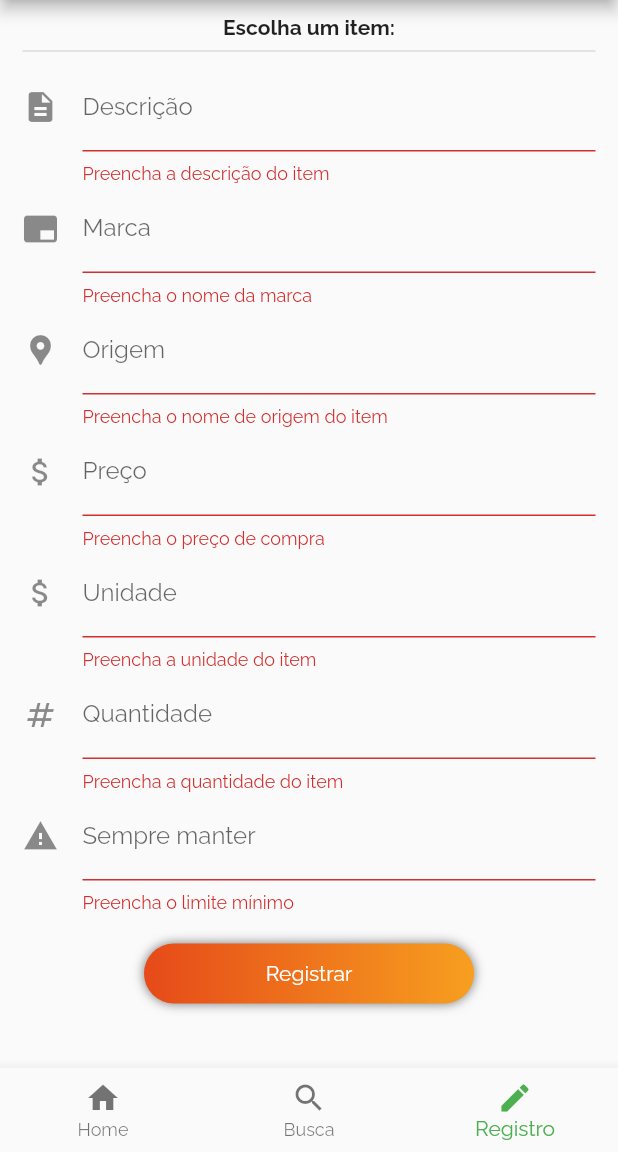
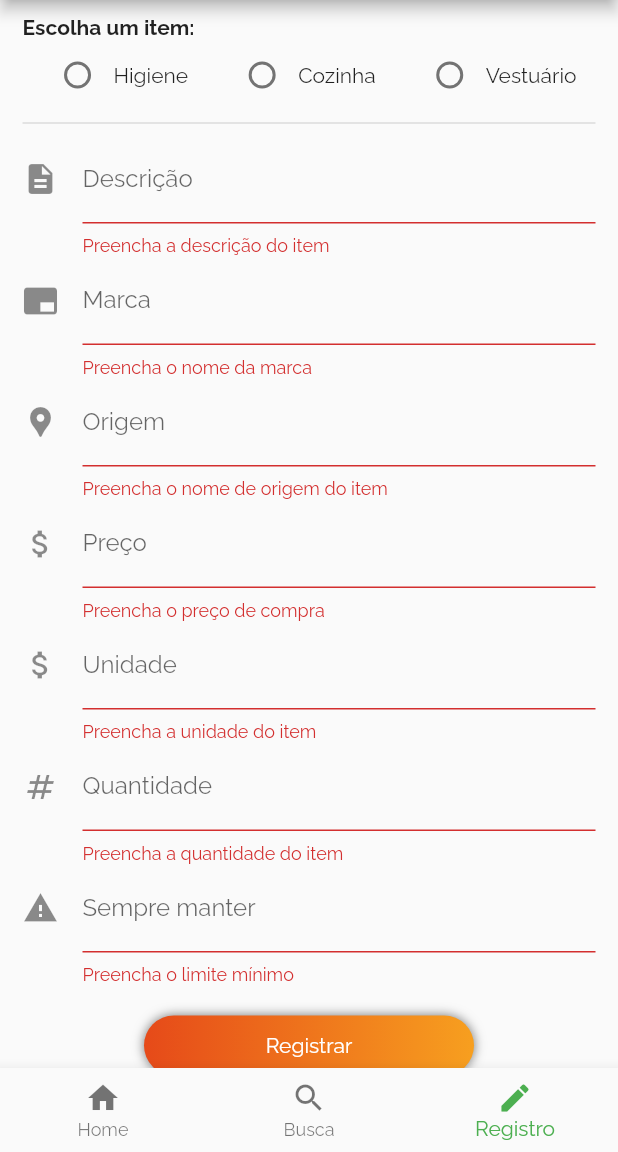
Before and after one commit to vichShir/ft-si700-homestoquer, a Flutter app: the screen it shows after launch, item 3 of the bottom bar chosen, after a tap on "Registrar", on a phone screen of 412 x 824 dp, the part 84-1236 px from its top. Run offline on Flutter 3.47's test engine with Material 2 defaults, Android fonts, the phone set to English and light mode, and no system bars; our stand-ins replace dio, flutter_bloc; network calls fail.

Commit message:
Implementado envio de dados no Firebase com BLOC

```diff
--- /dev/null
+++ b/atividades/atividade03/lib/bloc/form_bloc.dart
@@ -0,0 +1,25 @@
+import 'package:flutter_bloc/flutter_bloc.dart';
+
+class RadioBloc extends Bloc<int, int> {
+  RadioBloc() : super(-1) {
+    on<int>((event, emit) {
+      emit(event);
+    });
+  }
+}
+
+class CheckBoxBloc extends Bloc<bool, bool> {
+  CheckBoxBloc() : super(false) {
+    on<bool>((event, emit) {
+      emit(event);
+    });
+  }
+}
+
+class DateBloc extends Bloc<DateTime, DateTime> {
+  DateBloc() : super(DateTime.now()) {
+    on<DateTime>((event, emit) {
+      emit(event);
+    });
+  }
+}
--- a/atividades/atividade03/lib/bloc/manage_event.dart
+++ b/atividades/atividade03/lib/bloc/manage_event.dart
@@ -3,19 +3,19 @@ import '../model/item.dart';
 abstract class ManageEvent {}
 
 class SubmitEvent extends ManageEvent {
-  Item note;
-  SubmitEvent({required this.note});
+  Item item;
+  SubmitEvent({required this.item});
 }
 
 class DeleteEvent extends ManageEvent {
-  String noteId;
-  DeleteEvent({required this.noteId});
+  String itemId;
+  DeleteEvent({required this.itemId});
 }
 
 class UpdateRequest extends ManageEvent {
-  String noteId;
-  Item previousNote;
-  UpdateRequest({required this.noteId, required this.previousNote});
+  String itemId;
+  Item previousItem;
+  UpdateRequest({required this.itemId, required this.previousItem});
 }
 
 class UpdateCancel extends ManageEvent {}
--- a/atividades/atividade03/lib/bloc/manage_state.dart
+++ b/atividades/atividade03/lib/bloc/manage_state.dart
@@ -5,7 +5,7 @@ abstract class ManageState {}
 class InsertState extends ManageState {}
 
 class UpdateState extends ManageState {
-  String noteId;
-  Item previousNote;
-  UpdateState({required this.noteId, required this.previousNote});
+  String itemId;
+  Item previousItem;
+  UpdateState({required this.itemId, required this.previousItem});
 }
--- a/atividades/atividade03/lib/bloc/monitor_bloc.dart
+++ b/atividades/atividade03/lib/bloc/monitor_bloc.dart
@@ -6,12 +6,12 @@ import 'monitor_event.dart';
 import 'monitor_state.dart';
 
 class MonitorBloc extends Bloc<MonitorEvent, MonitorState> {
-  ItemCollection noteCollection = ItemCollection();
+  ItemCollection itemCollection = ItemCollection();
 
-  MonitorBloc() : super(MonitorState(noteCollection: ItemCollection())) {
+  MonitorBloc() : super(MonitorState(itemCollection: ItemCollection())) {
     on<AskNewList>((event, emit) async {
-      noteCollection = await RestServer.helper.getNoteList();
-      emit(MonitorState(noteCollection: noteCollection));
+      itemCollection = await RestServer.helper.getItemList();
+      emit(MonitorState(itemCollection: itemCollection));
     });
 
     add(AskNewList());
--- a/atividades/atividade03/lib/bloc/monitor_state.dart
+++ b/atividades/atividade03/lib/bloc/monitor_state.dart
@@ -1,6 +1,6 @@
 import '../model/itens.dart';
 
 class MonitorState {
-  ItemCollection noteCollection;
-  MonitorState({required this.noteCollection});
+  ItemCollection itemCollection;
+  MonitorState({required this.itemCollection});
 }
--- a/atividades/atividade03/lib/main.dart
+++ b/atividades/atividade03/lib/main.dart
@@ -7,6 +7,7 @@ import 'package:si700_estoque/view/third_screen.dart';
 
 import 'bloc/manage_bloc.dart';
 import 'bloc/monitor_bloc.dart';
+import 'bloc/form_bloc.dart';
 
 /// Nome: Victor Yukio Shirasuna
 /// RA: 245155
@@ -71,6 +72,9 @@ class _MyHomePageState extends State<MyHomePage> {
         providers: [
           BlocProvider(create: (_) => ManageBloc()),
           BlocProvider(create: (_) => MonitorBloc()),
+          BlocProvider(create: (_) => RadioBloc()),
+          BlocProvider(create: (_) => CheckBoxBloc()),
+          BlocProvider(create: (_) => DateBloc()),
         ],
         child: IndexedStack(
           index: _currentScreen,
--- a/atividades/atividade03/lib/model/item.dart
+++ b/atividades/atividade03/lib/model/item.dart
@@ -1,4 +1,6 @@
-class Item {
+import 'package:intl/intl.dart';
+
+abstract class Item {
   String _descricao = "";
   String _marca = "";
   String _origem = "";
@@ -118,6 +120,14 @@ class Higiene extends Item {
     _funcao = map["funcao"];
   }
 
+  String get funcao => _funcao;
+
+  set funcao(String newFuncao) {
+    if (newFuncao.isNotEmpty) {
+      _funcao = newFuncao;
+    }
+  }
+
   @override
   toMap() {
     var map = Map<String, dynamic>();
@@ -154,6 +164,26 @@ class Vestuario extends Item {
     _importado = map["importado"];
   }
 
+  String get tecido => _tecido;
+  String get cor => _cor;
+  bool get importado => _importado;
+
+  set tecido(String newTecido) {
+    if (newTecido.isNotEmpty) {
+      _tecido = newTecido;
+    }
+  }
+
+  set cor(String newCor) {
+    if (newCor.isNotEmpty) {
+      _cor = newCor;
+    }
+  }
+
+  set importado(bool newImportado) {
+    _importado = newImportado;
+  }
+
   @override
   toMap() {
     var map = Map<String, dynamic>();
@@ -173,6 +203,7 @@ class Vestuario extends Item {
 
 class Cozinha extends Item {
   // Atributos
+  String _categoria = "";
   DateTime _vencimento = DateTime.now().add(const Duration(days: 7));
   bool _precisaRefrigeracao = false;
 
@@ -186,13 +217,35 @@ class Cozinha extends Item {
     _unidade = map["unidade"];
     _quantidade = map["quantidade"];
     _minQuantidade = map["minQuantidade"];
-    _vencimento = map["vencimento"];
+    _categoria = map["categoria"];
+    _vencimento = DateTime.parse(map["vencimento"]);
     _precisaRefrigeracao = map["precisaRefrigeracao"];
+  }
+
+  String get categoria => _categoria;
+  DateTime get vencimento => _vencimento;
+  bool get precisaRefrigeracao => _precisaRefrigeracao;
+
+  set categoria(String newCategoria) {
+    if (newCategoria.isNotEmpty) {
+      _categoria = newCategoria;
+    }
+  }
+
+  set vencimento(DateTime newVencimento) {
+    _vencimento = newVencimento;
+  }
+
+  set precisaRefrigeracao(bool newRefrigeracao) {
+    _precisaRefrigeracao = newRefrigeracao;
   }
 
   @override
   toMap() {
     var map = Map<String, dynamic>();
+    final DateFormat formatter = DateFormat('yyyy-MM-dd');
+    final String formatted = formatter.format(_vencimento);
+
     map["descricao"] = _descricao;
     map["marca"] = _marca;
     map["origem"] = _origem;
@@ -200,7 +253,8 @@ class Cozinha extends Item {
     map["unidade"] = _unidade;
     map["quantidade"] = _quantidade;
     map["minQuantidade"] = _minQuantidade;
-    map['vencimento'] = _vencimento;
+    map['categoria'] = _categoria;
+    map['vencimento'] = formatted;
     map['precisaRefrigeracao'] = _precisaRefrigeracao;
     return map;
   }
--- a/atividades/atividade03/lib/provider/rest_provider_no_sync.dart
+++ b/atividades/atividade03/lib/provider/rest_provider_no_sync.dart
@@ -16,40 +16,51 @@ class RestServer {
   String prefixUrl = "https://si7001s2022-b1472-default-rtdb.firebaseio.com";
   String suffixUrl = "/.json";
 
-  Future<Item> getItem(noteId) async {
-    Response response = await _dio.get(prefixUrl + noteId + suffixUrl);
-    return Item.fromMap(response.data);
+  Future<Item> getItem(itemId) async {
+    Response response = await _dio.get(prefixUrl + itemId + suffixUrl);
+    //return Item.fromMap(response.data);
+    return Higiene();
   }
 
-  Future<void> insertNote(Item note) async {
+  Future<void> insertItem(Item item) async {
     Response response = await _dio.post(
       prefixUrl + suffixUrl,
-      data: note.toMap(),
+      data: item.toMap(),
     );
     //return 42;
   }
 
-  Future<int> updateNote(noteId, Item note) async {
+  Future<int> updateItem(itemId, Item item) async {
     Response response = await _dio.put(
-      prefixUrl + "/" + noteId + suffixUrl,
-      data: note.toMap(),
+      prefixUrl + "/" + itemId + suffixUrl,
+      data: item.toMap(),
     );
     return 42;
   }
 
-  Future<int> deleteNote(noteId) async {
-    Response response = await _dio.delete(prefixUrl + "/" + noteId + suffixUrl);
+  Future<int> deleteItem(itemId) async {
+    Response response = await _dio.delete(prefixUrl + "/" + itemId + suffixUrl);
     return 42;
   }
 
-  Future<ItemCollection> getNoteList() async {
+  Future<ItemCollection> getItemList() async {
     Response response = await _dio.get(prefixUrl + suffixUrl);
-    ItemCollection noteCollection = ItemCollection();
+    ItemCollection itemCollection = ItemCollection();
 
     response.data.forEach((key, value) {
-      Item note = Item.fromMap(value);
-      noteCollection.insertNoteOfId(key, note);
+      if(value.containsKey("funcao")) {
+        Higiene higiene = Higiene.fromMap(value);
+        itemCollection.insertItemOfId(key, higiene);
+      }
+      else if(value.containsKey("vencimento")) {
+        Cozinha cozinha = Cozinha.fromMap(value);
+        itemCollection.insertItemOfId(key, cozinha);
+      }
+      else if(value.containsKey("tecido")) {
+        Vestuario vestuario = Vestuario.fromMap(value);
+        itemCollection.insertItemOfId(key, vestuario);
+      }
     });
-    return noteCollection;
+    return itemCollection;
   }
 }
--- a/atividades/atividade03/lib/view/third_screen.dart
+++ b/atividades/atividade03/lib/view/third_screen.dart
@@ -4,52 +4,26 @@ import 'package:flutter_bloc/flutter_bloc.dart';
 
 import '../bloc/manage_event.dart';
 import '../bloc/manage_state.dart';
+import '../bloc/form_bloc.dart';
 import '../model/item.dart';
 
 class Register extends StatelessWidget {
   Register({Key? key}) : super(key: key);
 
   final GlobalKey<FormState> formKey = GlobalKey<FormState>();
-  /*bool _checkboxCozinha = false;
-  bool _checkboxVestuario = false;
-  int _myRadio = -1;
-  String dropdownValue = 'Unidade';
-  List<String> tiposUnitarios = ["Unidade", "Quilograma", "Grama", "Litro", "Mililitro", "Caixa"];*/
 
-  /*bool painelHigiene = false;
-  bool painelCozinha = false;
-  bool painelVestuario = false;
-
-  DateTime _dataVencimento = DateTime.now().add(const Duration(days: 7));*/
-
-  final Item item = Item();
-
-  /*void showPainelHigiene(){
-    painelHigiene = true;
-    painelCozinha = false;
-    painelVestuario = false;
-  }
-
-  void showPainelCozinha(){
-    painelHigiene = false;
-    painelCozinha = true;
-    painelVestuario = false;
-  }
-
-  void showPainelVestuario(){
-    painelHigiene = false;
-    painelCozinha = false;
-    painelVestuario = true;
-  }*/
+  final Higiene higiene = Higiene();
+  final Cozinha cozinha = Cozinha();
+  final Vestuario vestuario = Vestuario();
 
   @override
   Widget build(BuildContext context) {
     return BlocBuilder<ManageBloc, ManageState>(builder: (context, state) {
-      Item note;
+      Item item;
       if (state is UpdateState) {
-        note = state.previousNote;
+        item = state.previousItem;
       } else {
-        note = Item();
+        item = Higiene();
       }
       return Scaffold(
         body: ListView(
@@ -63,10 +37,19 @@ class Register extends StatelessWidget {
                     chooseItem(),
                     const Divider(thickness: 1),
                     itemFields(),
-                    //higieneFields(),
-                    //cozinhaFields(),
-                    //vestuarioFields(),
-                    submitButton(note, context, state),
+                    BlocBuilder<RadioBloc, int>(builder: (context, state) {
+                      if(state == 0) {
+                        return higieneFields();
+                      }
+                      else if(state == 1) {
+                        return cozinhaFields();
+                      }
+                      else if(state == 2) {
+                        return vestuarioFields();
+                      }
+                      return Container();
+                    }),
+                    submitButton(item, context, state),
                   ],
                 ),
               ),
@@ -88,7 +71,9 @@ class Register extends StatelessWidget {
             fontWeight: FontWeight.bold,
           ),
         ),
-        /*Row(
+        BlocBuilder<RadioBloc, int>(
+          builder: (context, state) {
+            return Row(
               mainAxisAlignment: MainAxisAlignment.spaceAround,
               crossAxisAlignment: CrossAxisAlignment.center,
               children: <Widget>[
@@ -97,12 +82,9 @@ class Register extends StatelessWidget {
                     // Higiene Radio
                     Radio(
                       value: 0,
-                  groupValue: _myRadio,
-                  onChanged: (int? a) {
-                    setState(() {
-                      _myRadio = a ?? 0;
-                      showPainelHigiene();
-                    });
+                      groupValue: state,
+                      onChanged: (int? inValue) {
+                        BlocProvider.of<RadioBloc>(context).add(inValue!);
                       },
                     ),
                     const Text("Higiene"),
@@ -113,12 +95,9 @@ class Register extends StatelessWidget {
                     // Cozinha Radio
                     Radio(
                       value: 1,
-                  groupValue: _myRadio,
-                  onChanged: (int? a) {
-                    setState(() {
-                      _myRadio = a ?? 0;
-                      showPainelCozinha();
-                    });
+                      groupValue: state,
+                      onChanged: (int? inValue) {
+                        BlocProvider.of<RadioBloc>(context).add(inValue!);
                       },
                     ),
                     const Text("Cozinha"),
@@ -129,19 +108,18 @@ class Register extends StatelessWidget {
                     // Vestuário Radio
                     Radio(
                       value: 2,
-                  groupValue: _myRadio,
-                  onChanged: (int? a) {
-                    setState(() {
-                      _myRadio = a ?? 0;
-                      showPainelVestuario();
-                    });
+                      groupValue: state,
+                      onChanged: (int? inValue) {
+                        BlocProvider.of<RadioBloc>(context).add(inValue!);
                       },
                     ),
                     const Text("Vestuário"),
                   ],
                 ),
               ],
-        ),*/
+            );
+          },
+        ),
       ]
     );
   }
@@ -167,7 +145,9 @@ class Register extends StatelessWidget {
             }
           },
           onSaved: (value) {
-            item.descricao = value!;
+            higiene.descricao = value!;
+            cozinha.descricao = value;
+            vestuario.descricao = value;
           },
         ),
         TextFormField(
@@ -188,7 +168,9 @@ class Register extends StatelessWidget {
             }
           },
           onSaved: (value) {
-            item.marca = value!;
+            higiene.marca = value!;
+            cozinha.marca = value;
+            vestuario.marca = value;
           },
         ),
         TextFormField(
@@ -209,7 +191,9 @@ class Register extends StatelessWidget {
             }
           },
           onSaved: (value) {
-            item.origem = value!;
+            higiene.origem = value!;
+            cozinha.origem = value;
+            vestuario.origem = value;
           },
         ),
         TextFormField(
@@ -231,7 +215,9 @@ class Register extends StatelessWidget {
             }
           },
           onSaved: (value) {
-            item.preco = double.parse(value!);
+            higiene.preco = double.parse(value!);
+            cozinha.preco = double.parse(value);
+            vestuario.preco = double.parse(value);
           },
         ),
         TextFormField(
@@ -252,7 +238,9 @@ class Register extends StatelessWidget {
             }
           },
           onSaved: (value) {
-            item.unidade = value!;
+            higiene.unidade = value!;
+            cozinha.unidade = value;
+            vestuario.unidade = value;
           },
         ),
         /*Row(
@@ -310,7 +298,9 @@ class Register extends StatelessWidget {
             }
           },
           onSaved: (value) {
-            item.quantidade = int.parse(value!);
+            higiene.quantidade = int.parse(value!);
+            cozinha.quantidade = int.parse(value);
+            vestuario.quantidade = int.parse(value);
           },
         ),
         TextFormField(
@@ -332,25 +322,24 @@ class Register extends StatelessWidget {
             }
           },
           onSaved: (value) {
-            item.minQuantidade = int.parse(value!);
+            higiene.minQuantidade = int.parse(value!);
+            cozinha.minQuantidade = int.parse(value);
+            vestuario.minQuantidade = int.parse(value);
           },
         ),
       ],
     );
   }
 
-  /*Widget higieneFields() {
+  Widget higieneFields() {
     return Column(
       children: <Widget>[
-        Visibility(
-          visible: painelHigiene,
-          child: TextFormField(
+        TextFormField(
           decoration: const InputDecoration(
             icon: Icon(Icons.outlined_flag),
             hintText: "Rosto",
             labelText: "Função",
           ),
-            onSaved: (String? value) {},
           validator: (String? value) {
             if (value != null) {
               if (value.isEmpty) {
@@ -362,7 +351,9 @@ class Register extends StatelessWidget {
               return "Algo errado ocorreu";
             }
           },
-          ),
+          onSaved: (value) {
+            higiene.funcao = value!;
+          },
         ),
       ],
     );
@@ -371,32 +362,55 @@ class Register extends StatelessWidget {
   Widget cozinhaFields() {
     return Column(
       children: <Widget>[
-        Visibility(
-          visible: painelCozinha,
-          child: Column(
+        Column(
           children: <Widget>[
             TextFormField(
+              decoration: const InputDecoration(
+                icon: Icon(Icons.category),
+                hintText: "Comida",
+                labelText: "Categoria",
+              ),
+              validator: (String? value) {
+                if (value != null) {
+                  if (value.isEmpty) {
+                    return "Preencha a categoria do item de cozinha";
+                  } else {
+                    return null;
+                  }
+                } else {
+                  return "Algo errado ocorreu";
+                }
+              },
+              onSaved: (value) {
+                cozinha.categoria = value!;
+              },
+            ),
+            BlocBuilder<DateBloc, DateTime>(
+              builder: (context, state) {
+                return TextFormField(
                   showCursor: true,
                   readOnly: true,
                   onTap: (){
                     showDatePicker(
                       context: context,
-                    initialDate: _dataVencimento == null ? DateTime.now() : _dataVencimento,
+                      initialDate: state,
                       firstDate: DateTime(2001),
                       lastDate: DateTime(2050)
                     ).then((date) {
-                    setState(() {
-                      _dataVencimento = date!;
-                    });
+                      BlocProvider.of<DateBloc>(context).add(date!);
                     });
                   },
                   decoration: InputDecoration(
                     icon: const Icon(Icons.date_range),
-                  hintText: _dataVencimento == null ? 'Nothing has been picked yet' : _dataVencimento.toString(),
+                    hintText: state.toString(),
                     labelText: "Data de Vencimento",
                   ),
-                onSaved: (String? value) {},
                   validator: (String? value) {},
+                  onSaved: (value) {
+                    cozinha.vencimento = state;
+                  },
+                );
+              }
             ),
             SizedBox(
               height: 64,
@@ -406,10 +420,15 @@ class Register extends StatelessWidget {
                   SizedBox(
                     height: 24,
                     width: 24,
-                      child: Checkbox(
-                        value: _checkboxCozinha,
+                    child: BlocBuilder<CheckBoxBloc, bool>(
+                      builder: (context, state) {
+                        return Checkbox(
+                          value: state,
                           onChanged: (bool? newValue) {
-                          setState(() => _checkboxCozinha = newValue ?? false);
+                            BlocProvider.of<CheckBoxBloc>(context).add(newValue!);
+                            cozinha.precisaRefrigeracao = newValue;
+                          },
+                        );
                       },
                     ),
                   ),
@@ -422,7 +441,6 @@ class Register extends StatelessWidget {
             ),
           ],
         ),
-        ),
       ],
     );
   }
@@ -430,9 +448,7 @@ class Register extends StatelessWidget {
   Widget vestuarioFields() {
     return Column(
       children: <Widget>[
-        Visibility(
-          visible: painelVestuario,
-          child: Column(
+        Column(
           children: <Widget>[
             TextFormField(
               decoration: const InputDecoration(
@@ -440,7 +456,6 @@ class Register extends StatelessWidget {
                 hintText: "Lã",
                 labelText: "Tecido",
               ),
-                onSaved: (String? value) {},
               validator: (String? value) {
                 if (value != null) {
                   if (value.isEmpty) {
@@ -452,6 +467,9 @@ class Register extends StatelessWidget {
                   return "Algo errado ocorreu";
                 }
               },
+              onSaved: (value) {
+                vestuario.tecido = value!;
+              },
             ),
             TextFormField(
               decoration: const InputDecoration(
@@ -459,7 +477,6 @@ class Register extends StatelessWidget {
                 hintText: "Branco",
                 labelText: "Cor da roupa",
               ),
-                onSaved: (String? value) {},
               validator: (String? value) {
                 if (value != null) {
                   if (value.isEmpty) {
@@ -471,6 +488,9 @@ class Register extends StatelessWidget {
                   return "Algo errado ocorreu";
                 }
               },
+              onSaved: (value) {
+                vestuario.cor = value!;
+              },
             ),
             SizedBox(
               height: 64,
@@ -480,10 +500,15 @@ class Register extends StatelessWidget {
                   SizedBox(
                     height: 24,
                     width: 24,
-                      child: Checkbox(
-                        value: _checkboxVestuario,
+                    child: BlocBuilder<CheckBoxBloc, bool>(
+                      builder: (context, state) {
+                        return Checkbox(
+                          value: state,
                           onChanged: (bool? newValue) {
-                          setState(() => _checkboxVestuario = newValue ?? false);
+                            BlocProvider.of<CheckBoxBloc>(context).add(newValue!);
+                            vestuario.importado = newValue;
+                          },
+                        );
                       },
                     ),
                   ),
@@ -496,12 +521,11 @@ class Register extends StatelessWidget {
             ),
           ]
         ),
-        ),
       ]
     );
-  }*/
+  }
 
-  Widget submitButton(Item note, BuildContext context, ManageState state) {
+  Widget submitButton(Item item, BuildContext context, ManageState state) {
     return SizedBox(
       height: 80,
       width: 220,
@@ -532,7 +556,15 @@ class Register extends StatelessWidget {
           onPressed: () {
             if (formKey.currentState!.validate()) {
               formKey.currentState!.save();
-              BlocProvider.of<ManageBloc>(context).add(SubmitEvent(note: item));
+              if(higiene.funcao.isNotEmpty) {
+                BlocProvider.of<ManageBloc>(context).add(SubmitEvent(item: higiene));
+              }
+              else if(cozinha.categoria.isNotEmpty) {
+                BlocProvider.of<ManageBloc>(context).add(SubmitEvent(item: cozinha));
+              }
+              else if(vestuario.tecido.isNotEmpty) {
+                BlocProvider.of<ManageBloc>(context).add(SubmitEvent(item: vestuario));
+              }
               formKey.currentState!.reset();
 
               ScaffoldMessenger.of(context).showSnackBar(SnackBar(
```
Also changed, not shown: atividades/atividade03/lib/bloc/manage_bloc.dart (+4 -4 lines), atividades/atividade03/lib/model/itens.dart (+22 -0 lines), atividades/atividade03/lib/view/second_screen.dart (+28 -17 lines). Lines whose indentation alone changed are shown as unchanged.
